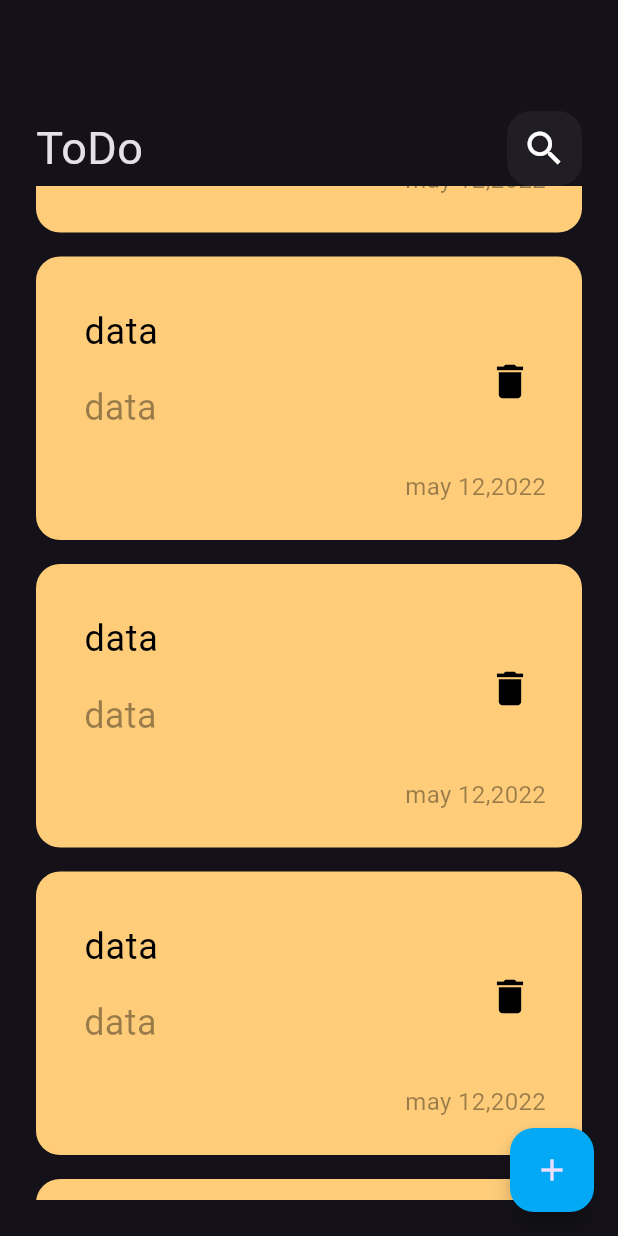
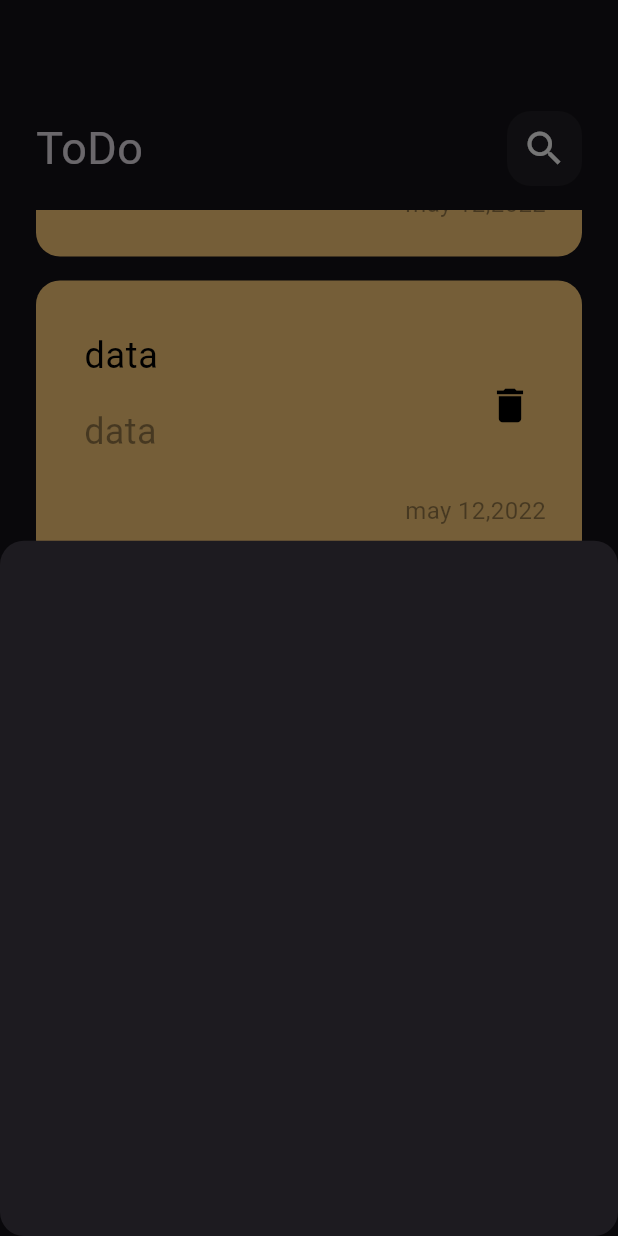
Before and after one commit to Ezzat200/notes-app, a Flutter app: the screen it shows after launch, scrolled down 576 dp, after a tap on the "add" icon, on a phone screen of 412 x 824 dp. Run offline on Flutter 3.47's test engine with Material 3 defaults, Android fonts, the phone set to English and light mode, and no system bars.

Commit message:
add border raduis to bootomsheet

```diff
--- a/todo_app/lib/views/Todo_app.dart
+++ b/todo_app/lib/views/Todo_app.dart
@@ -1,4 +1,5 @@
 import 'package:flutter/material.dart';
+import 'package:todo_app/widgets/Add_ToDo_BottomSheet.dart';
 import 'package:todo_app/widgets/Todo_Body.dart';
 
 class Todo extends StatelessWidget {
@@ -9,7 +10,15 @@ class Todo extends StatelessWidget {
     return  Scaffold(
       floatingActionButton: FloatingActionButton(
         backgroundColor: Colors.lightBlue,
-        onPressed: (){}, child:const Icon(Icons.add)),
+        onPressed: (){
+          showModalBottomSheet(
+            shape: RoundedRectangleBorder(
+              borderRadius: BorderRadius.circular(16)
+            ),
+            context: context, builder: (context){
+            return const AddTodoBottomSheet();
+          });
+        }, child:const Icon(Icons.add)),
       body:const Padding(
         padding:  EdgeInsets.all(24),
         child: TodoBody(),
--- /dev/null
+++ b/todo_app/lib/widgets/Add_ToDo_BottomSheet.dart
@@ -0,0 +1,10 @@
+import 'package:flutter/material.dart';
+
+class AddTodoBottomSheet extends StatelessWidget {
+  const AddTodoBottomSheet({super.key});
+
+  @override
+  Widget build(BuildContext context) {
+    return  Container();
+  }
+}
--- a/todo_app/lib/widgets/Todo_Body.dart
+++ b/todo_app/lib/widgets/Todo_Body.dart
@@ -1,4 +1,3 @@
-
 import 'package:flutter/material.dart';
 import 'package:todo_app/widgets/Custom_Todo_Item.dart';
 import 'package:todo_app/widgets/Todo_Search.dart';
@@ -10,21 +9,22 @@ class TodoBody extends StatelessWidget {
 
   @override
   Widget build(BuildContext context) {
-    return  Column(
-
-      children:[
-       const SizedBox(height: 50,)
-        ,
-     const TodoSearch(),
-
-
-      Expanded(child: ListView.builder(
- itemCount: 10,
- itemBuilder: (context, index){
-   return const TodoItem();
- }
-      ))
-
+    return Column(
+      children: [
+        const SizedBox(
+          height: 50,
+        ),
+        const TodoSearch(),
+        Expanded(
+            child: Padding(
+              padding: const EdgeInsets.symmetric(vertical: 16),
+              child: ListView.builder(
+                padding: EdgeInsets.zero,
+                  itemCount: 10,
+                  itemBuilder: (context, index) {
+                    return const TodoItem();
+                  }),
+            ))
       ],
     );
   }
```
